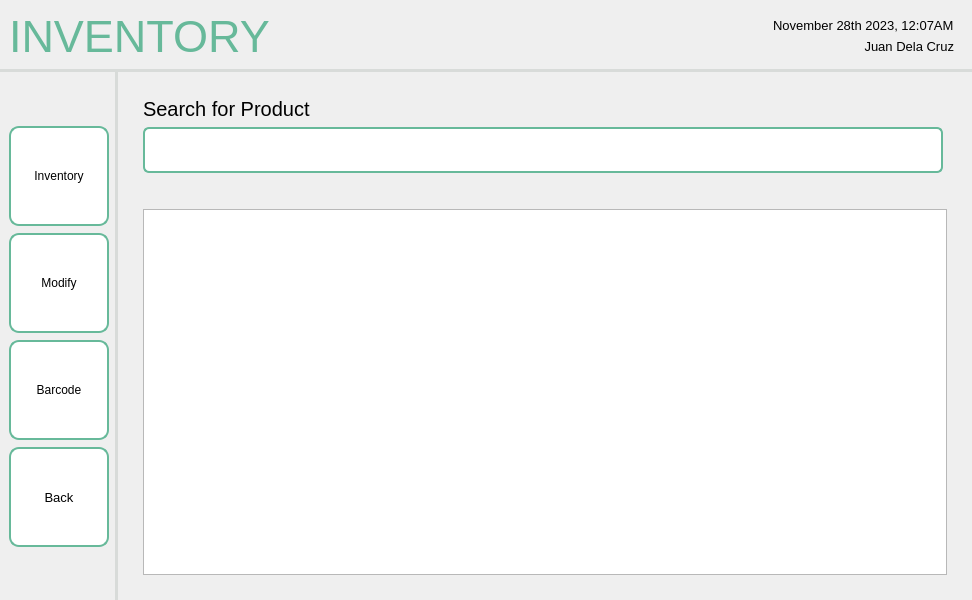
Before: the Qt Designer form screens/ui/employee_ui/employee_inventory/inventory_Table.ui in sehae/POS-with-Inventory-System, drawn with Qt 5.
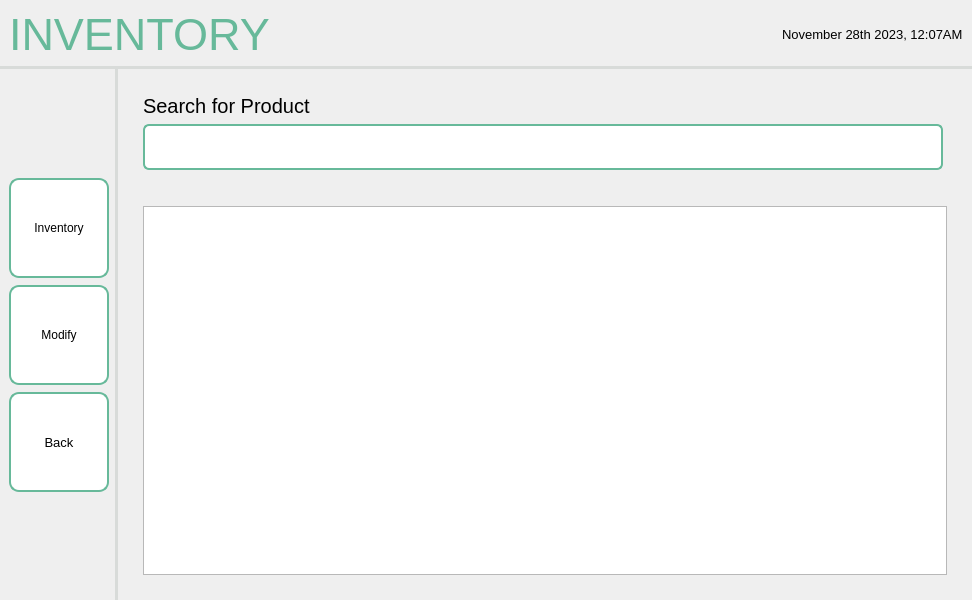
After: the same form once the commit is applied. Icons and pictures are not drawn.

The edit to the form file:
```diff
--- a/screens/ui/employee_ui/employee_inventory/inventory_Table.ui
+++ b/screens/ui/employee_ui/employee_inventory/inventory_Table.ui
@@ -162,43 +162,6 @@
             </property>
            </widget>
           </item>
-          <item>
-           <widget class="QPushButton" name="pushButton_10">
-            <property name="minimumSize">
-             <size>
-              <width>100</width>
-              <height>100</height>
-             </size>
-            </property>
-            <property name="maximumSize">
-             <size>
-              <width>100</width>
-              <height>100</height>
-             </size>
-            </property>
-            <property name="styleSheet">
-             <string notr="true">QPushButton {
-    background-color: white;
-    border: 2px solid #67B99A;
-    color: black;
-    padding: 8px 16px;
-    border-radius: 10px;
-}
-
-QPushButton:hover {
-    border: 2px solid #4D926D;
-}
-
-QPushButton:pressed {
-	background-color: #F0F0F0;
-	border: 2px solid #265C42;
-}</string>
-            </property>
-            <property name="text">
-             <string>Barcode</string>
-            </property>
-           </widget>
-          </item>
           <item>
            <widget class="QPushButton" name="pushButton">
             <property name="sizePolicy">
@@ -317,9 +280,6 @@
            </spacer>
           </item>
           <item>
-           <widget class="QFrame" name="frame_2">
-            <layout class="QVBoxLayout" name="verticalLayout">
-             <item>
               <widget class="QLabel" name="label_2">
                <property name="font">
                 <font>
@@ -334,29 +294,6 @@
                <property name="text">
                 <string>November 28th 2023, 12:07AM</string>
                </property>
-              </widget>
-             </item>
-             <item>
-              <widget class="QLabel" name="label_3">
-               <property name="font">
-                <font>
-                 <pointsize>10</pointsize>
-                </font>
-               </property>
-               <property name="styleSheet">
-                <string notr="true">QLabel {
-    color: black;
-}</string>
-               </property>
-               <property name="text">
-                <string>Juan Dela Cruz</string>
-               </property>
-               <property name="alignment">
-                <set>Qt::AlignRight|Qt::AlignTrailing|Qt::AlignVCenter</set>
-               </property>
-              </widget>
-             </item>
-            </layout>
            </widget>
           </item>
          </layout>
```
Left out of the diff: 4 changed lines with no effect on the pictures. Lines whose indentation alone changed are shown as unchanged.
